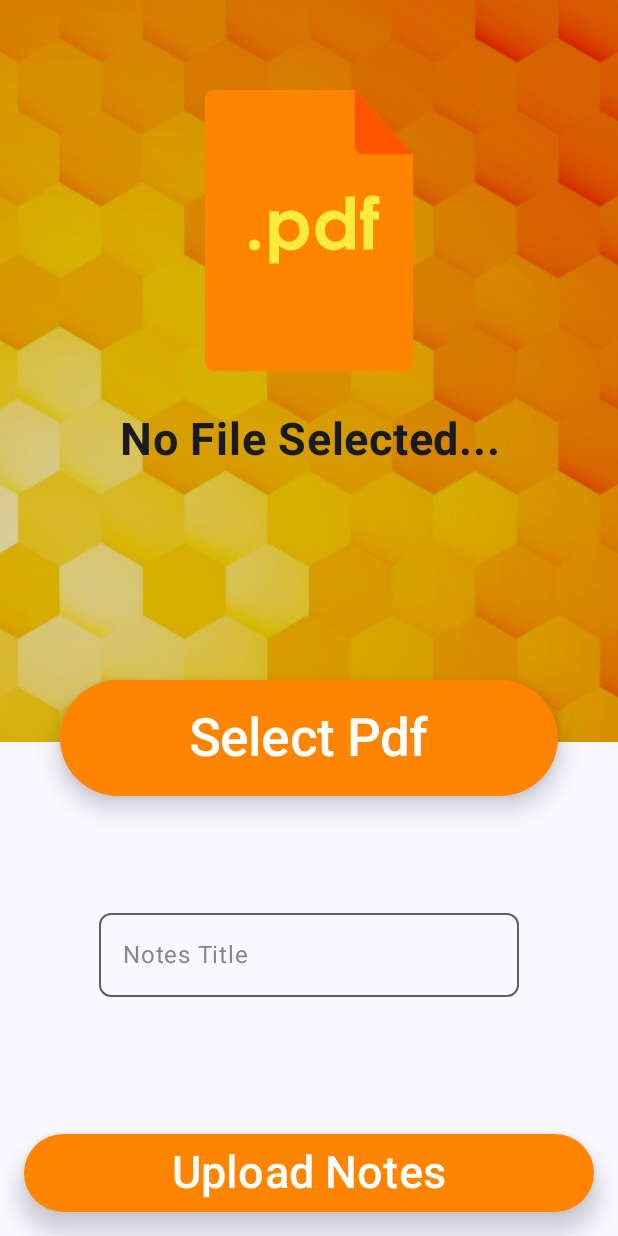
After one commit to Shreyansh1563/NotesHive, an Android app built with Jetpack Compose: the composable UploadScreen called with empty values, on a phone screen of 412 x 824 dp. The commit adds this screen. Run offline under Robolectric (Android 15) with nearby library versions, the phone set to English and light mode, and no system bars; our stand-ins replace Firebase (no records; nobody signed in at launch, a user with empty details on screens opened directly).

Commit message:
forth commit upload feature added

```diff
--- a/app/src/main/java/com/example/noteshive/navigation/AppNavigationItems.kt
+++ b/app/src/main/java/com/example/noteshive/navigation/AppNavigationItems.kt
@@ -5,4 +5,5 @@ sealed class AppNavigationItems(val route: String) {
     object YearSelectionScreen: AppNavigationItems(route = "yearSelection")
     object SubjectSelectionScreen: AppNavigationItems(route = "subjectSelection")
     object NotesSelectionScreen: AppNavigationItems(route= "notesSelection")
+    object UploadScreen: AppNavigationItems(route = "uploadScreen")
 }
--- /dev/null
+++ b/app/src/main/java/com/example/noteshive/screens/UploadScreen.kt
@@ -0,0 +1,257 @@
+package com.example.noteshive.screens
+
+import android.util.Log
+import androidx.activity.compose.rememberLauncherForActivityResult
+import androidx.activity.result.contract.ActivityResultContracts
+import androidx.compose.foundation.Image
+import androidx.compose.foundation.background
+import androidx.compose.foundation.clickable
+import androidx.compose.foundation.layout.Arrangement
+import androidx.compose.foundation.layout.Box
+import androidx.compose.foundation.layout.Column
+import androidx.compose.foundation.layout.Spacer
+import androidx.compose.foundation.layout.fillMaxHeight
+import androidx.compose.foundation.layout.fillMaxSize
+import androidx.compose.foundation.layout.fillMaxWidth
+import androidx.compose.foundation.layout.height
+import androidx.compose.foundation.layout.offset
+import androidx.compose.foundation.layout.padding
+import androidx.compose.foundation.layout.size
+import androidx.compose.foundation.shape.RoundedCornerShape
+import androidx.compose.material.icons.Icons
+import androidx.compose.material.icons.filled.ArrowDropDown
+import androidx.compose.material.icons.filled.KeyboardArrowUp
+import androidx.compose.material3.Button
+import androidx.compose.material3.ButtonDefaults
+import androidx.compose.material3.ButtonElevation
+import androidx.compose.material3.CircularProgressIndicator
+import androidx.compose.material3.DropdownMenu
+import androidx.compose.material3.DropdownMenuItem
+import androidx.compose.material3.ExperimentalMaterial3Api
+import androidx.compose.material3.Icon
+import androidx.compose.material3.OutlinedTextField
+import androidx.compose.material3.Text
+import androidx.compose.runtime.Composable
+import androidx.compose.runtime.collectAsState
+import androidx.compose.runtime.getValue
+import androidx.compose.runtime.mutableStateOf
+import androidx.compose.runtime.remember
+import androidx.compose.runtime.setValue
+import androidx.compose.ui.Alignment
+import androidx.compose.ui.Modifier
+import androidx.compose.ui.graphics.Color
+import androidx.compose.ui.graphics.ColorFilter
+import androidx.compose.ui.graphics.graphicsLayer
+import androidx.compose.ui.input.pointer.motionEventSpy
+import androidx.compose.ui.layout.ContentScale
+import androidx.compose.ui.modifier.modifierLocalConsumer
+import androidx.compose.ui.res.colorResource
+import androidx.compose.ui.res.painterResource
+import androidx.compose.ui.text.font.FontWeight
+import androidx.compose.ui.text.style.TextAlign
+import androidx.compose.ui.tooling.preview.Preview
+import androidx.compose.ui.unit.dp
+import androidx.compose.ui.unit.sp
+import androidx.lifecycle.viewmodel.compose.viewModel
+import com.example.noteshive.R
+import com.example.noteshive.viewModel.UploadScreenViewModel
+
+@Composable
+fun UploadScreen(modifier: Modifier = Modifier, subjectCode: String, viewModel: UploadScreenViewModel = viewModel()) { //, viewModel: UploadScreenViewModel = viewModel()) {
+    val title by viewModel.title.collectAsState()
+    val uri by viewModel.uri.collectAsState()
+    val isUploading by viewModel.isUploading.collectAsState()
+    val launcher = rememberLauncherForActivityResult(ActivityResultContracts.GetContent()) {
+        viewModel.setUri(it)
+    }
+    viewModel.subjectCode = subjectCode
+//    Log.d("mine", subjectCode)
+
+    Box(
+        modifier = modifier.fillMaxSize()
+    ) {
+        Box(
+            modifier = Modifier
+                .fillMaxWidth()
+                .fillMaxHeight(.6f)
+                .background(color = Color.Black)
+        ) {
+            Image(
+                painter = painterResource(R.drawable.honeycomb_background),
+                contentDescription = "background image",
+                contentScale = ContentScale.FillHeight,
+                modifier = Modifier.fillMaxSize().graphicsLayer(alpha = .85f)
+            )
+            Column(
+                modifier = Modifier.fillMaxSize(),
+                horizontalAlignment = Alignment.CenterHorizontally
+            ) {
+                Image(
+                    painter = painterResource(R.drawable.icon_354352),
+                    contentDescription = "file logo",
+                    contentScale = ContentScale.Fit,
+                    modifier = Modifier
+                        .fillMaxWidth()
+                        .fillMaxHeight(.5f)
+                        .padding(top = 60.dp)
+                )
+                Spacer(modifier = Modifier.height(10.dp))
+                Text(
+                    modifier = Modifier
+                        .fillMaxWidth()
+                        .padding(18.dp),
+                    text = uri?.toString()?: "No File Selected...",
+                    fontWeight = FontWeight.Bold,
+                    fontSize = 30.sp,
+                    textAlign = TextAlign.Center
+                )
+            }
+        }
+
+        Column(
+            modifier = modifier.fillMaxSize(),
+            horizontalAlignment = Alignment.CenterHorizontally
+        ) {
+            Spacer(modifier = Modifier.fillMaxHeight(.55f))
+            Button(
+                onClick = {launcher.launch("application/pdf")},
+                modifier = Modifier
+                    .fillMaxWidth()
+                    .padding(horizontal = 40.dp),
+                colors = ButtonDefaults.buttonColors(containerColor = colorResource(R.color.yellow)),
+                elevation = ButtonDefaults.buttonElevation(defaultElevation = 9.dp)
+            ) {
+                Text(
+                    text = "Select Pdf",
+                    fontSize = 35.sp,
+                    modifier = Modifier.padding(10.dp),
+                )
+            }
+            Spacer(Modifier.height(70.dp))
+            OutlinedTextField(
+                value = title,
+                onValueChange = {viewModel.setTitle(it)},
+                label = { Text("Notes Title", color = Color.Gray) },
+                shape = RoundedCornerShape(8.dp),
+            )
+            if(isUploading){
+                CircularProgressIndicator(modifier.height(30.dp), color = Color.White)
+            }
+        }
+        Button(
+            modifier = Modifier
+                .align(Alignment.BottomCenter)
+                .fillMaxWidth()
+                .padding(16.dp),
+            colors = ButtonDefaults.buttonColors(containerColor = colorResource(R.color.yellow)),
+            elevation = ButtonDefaults.buttonElevation(defaultElevation = 8.dp),
+            onClick = {viewModel.uploadPdf()}
+        ) {
+            Text("Upload Notes", fontSize = 30.sp)
+        }
+    }
+}
+
+//    Column(
+//        modifier = modifier.fillMaxSize(),
+//        verticalArrangement = Arrangement.Center,
+//        horizontalAlignment = Alignment.CenterHorizontally
+//    ) {
+//        OutlinedTextField(
+//            value = title,
+//            modifier = Modifier
+//                .fillMaxWidth()
+//                .padding(16.dp),
+//            onValueChange = {viewModel.setTitle(it)},
+//            label = {Text("Title")}
+//        )
+//        Spinner(
+//            options = viewModel.subjectCodes,
+//            selectedOption = viewModel.subjectCode,
+//            onOptionSelected = {
+//                viewModel.subjectCode = it
+//                Log.d("mine", viewModel.subjectCode)
+//            },
+//            label = "SubjectCode"
+//        )
+//        Text(
+//            modifier = Modifier
+//                .fillMaxWidth()
+//                .padding(16.dp),
+//            text = uri?.toString() ?: "No Data",
+//            textAlign = TextAlign.Center
+//        )
+//        Button(
+//            onClick = {
+//                launcher.launch("application/pdf")
+//            }
+//        ) {
+//            Text("Pick Pdf")
+//        }
+//        Button(
+//            onClick = {
+//                viewModel.uploadPdf()
+//            }
+//        ){
+//            if(isUploading) CircularProgressIndicator(modifier.height(30.dp), color = Color.White)
+//            else Text("Upload Pdf")
+//        }
+//    }
+//}
+//
+//
+//
+//@OptIn(ExperimentalMaterial3Api::class)
+//@Composable
+//fun Spinner(
+//    options: List<String>,
+//    selectedOption: String,
+//    onOptionSelected: (String) -> Unit,
+//    modifier: Modifier = Modifier,
+//    label: String = ""
+//) {
+//    var expanded by remember { mutableStateOf(false) }
+//    var currentSelectedItem by remember { mutableStateOf(selectedOption) }
+//
+//    Column(modifier = modifier) {
+//        OutlinedTextField(
+//            value = currentSelectedItem,
+//            onValueChange = {},
+//            readOnly = true,
+//            label = { Text(label) },
+//            modifier = Modifier
+//                .fillMaxWidth()
+//                .clickable { expanded = true }, // Enable clicking on the text field
+//            trailingIcon = { // Use trailing icon to show dropdown
+//                Icon(
+//                    imageVector = if (expanded) Icons.Filled.KeyboardArrowUp else Icons.Filled.ArrowDropDown,
+//                    contentDescription = "Dropdown Icon",
+//                    modifier = Modifier.clickable { expanded = !expanded }
+//                )
+//            }
+//        )
+//        DropdownMenu(
+//            expanded = expanded,
+//            onDismissRequest = { expanded = false },
+//            modifier = Modifier.fillMaxWidth()
+//        ) {
+//            options.forEach { item ->
+//                DropdownMenuItem(
+//                    text = { Text(text = item, textAlign = TextAlign.Center) },
+//                    onClick = {
+//                        currentSelectedItem = item
+//                        onOptionSelected(item)
+//                        expanded = false
+//                    }
+//                )
+//            }
+//        }
+//    }
+//}
+
+
+//@Preview(showBackground = true)
+//@Composable
+//private fun View() {
+//    UploadScreen()
+//}
--- a/app/src/main/java/com/example/noteshive/viewModel/OptionsViewModel.kt
+++ b/app/src/main/java/com/example/noteshive/viewModel/OptionsViewModel.kt
@@ -29,7 +29,7 @@ class OptionsViewModel : ViewModel() {
 
     private var selectedBranch: BranchModel? = null
     private var selectedYear: YearModel? = null
-    private var selectedSubject: SubjectModel? = null
+    var selectedSubject: SubjectModel? = null
 
 
     val branchData: List<BranchModel> = _branchData
@@ -82,6 +82,7 @@ class OptionsViewModel : ViewModel() {
         _notesCollection!!.addSnapshotListener{value, error->
             if(error == null){
                 val  dbData = value?.toObjects(NotesModel:: class.java)
+                _notesData.clear()
                 _notesData.addAll(dbData!!)
             }
         }
@@ -110,7 +111,6 @@ class OptionsViewModel : ViewModel() {
 
     fun subjectSelected(it: SubjectModel){
         selectedSubject = it
-        _notesData.clear()
         loadNotesData()
     }
 }
--- /dev/null
+++ b/app/src/main/res/drawable/icon_354352.xml
@@ -0,0 +1,18 @@
+<vector xmlns:android="http://schemas.android.com/apk/res/android"
+    android:width="17.7dp"
+    android:height="23.9dp"
+    android:viewportWidth="3089"
+    android:viewportHeight="4171">
+  <path
+      android:pathData="m124,0h2098l867,952v3083c0,75 -56,136 -124,136h-2841c-68,0 -124,-61 -124,-136v-3899c0,-75 56,-136 124,-136z"
+      android:fillColor="#FF8400"
+      android:fillType="evenOdd"/>
+  <path
+      android:pathData="m3089,952h-743c-68,0 -124,-61 -124,-136v-816l867,952z"
+      android:fillColor="#FF5500"
+      android:fillType="evenOdd"/>
+  <path
+      android:pathData="m734,2219c23,0 42,8 58,24 16,15 24,35 24,57 0,23 -8,42 -24,58 -16,17 -35,25 -58,25 -22,0 -42,-8 -58,-25 -16,-16 -24,-35 -24,-58 0,-22 8,-42 24,-57 16,-16 36,-24 58,-24zM1098,1801v62c26,-25 54,-45 84,-57 30,-13 62,-19 96,-19 74,0 137,28 189,83 52,56 77,128 77,216 0,84 -26,155 -80,211 -54,57 -117,86 -190,86 -33,0 -64,-6 -92,-18s-56,-31 -84,-57v268h-142v-775h142zM1248,1917c-45,0 -82,16 -112,46 -29,31 -44,71 -44,120 0,50 15,91 44,122 30,32 67,47 112,47 43,0 80,-16 109,-47 30,-32 45,-72 45,-121s-15,-89 -44,-120 -66,-47 -110,-47zM2083,1581h142v788h-142v-61c-28,27 -56,45 -84,57s-59,18 -91,18c-74,0 -137,-29 -191,-86 -54,-56 -80,-127 -80,-211 0,-88 26,-160 77,-216 52,-55 115,-83 189,-83 35,0 67,6 97,19s57,32 83,57v-282zM1933,1917c-45,0 -81,16 -110,47 -30,31 -44,71 -44,120s15,89 44,121c30,31 67,47 110,47 45,0 82,-15 112,-47 29,-31 44,-72 44,-122 0,-49 -15,-89 -44,-120 -30,-30 -67,-46 -112,-46zM2301,1801h50c1,-75 2,-119 4,-132 4,-31 17,-56 39,-74 23,-19 54,-28 95,-28 30,0 63,7 100,21v108c-21,-6 -37,-9 -51,-9 -16,0 -28,4 -36,11 -6,5 -8,16 -8,32l-1,71h90v120h-89v448h-143v-448h-50v-120z"
+      android:fillColor="#FFEB3B"
+      android:fillType="nonZero"/>
+</vector>
--- a/app/src/main/res/values/colors.xml
+++ b/app/src/main/res/values/colors.xml
@@ -7,4 +7,6 @@
     <color name="teal_700">#FF018786</color>
     <color name="black">#FF000000</color>
     <color name="white">#FFFFFFFF</color>
+<!--    <color name="yellow">#FF4CAF50</color>-->
+    <color name ="yellow">#FF8400</color>
 </resources>
--- a/gradle/libs.versions.toml
+++ b/gradle/libs.versions.toml
@@ -1,5 +1,5 @@
 [versions]
-agp = "8.7.3"
+agp = "8.9.0"
 kotlin = "2.0.0"
 coreKtx = "1.15.0"
 junit = "4.13.2"
```
Also changed, not shown: app/src/main/java/com/example/noteshive/MainActivity.kt (+13 -3 lines), app/src/main/java/com/example/noteshive/navigation/AppNavigation.kt (+14 -5 lines), app/src/main/java/com/example/noteshive/screens/NotesScreen.kt (+22 -3 lines), app/src/main/java/com/example/noteshive/viewModel/ImageViewModel.kt (deleted, +0 -33 lines), app/src/main/java/com/example/noteshive/viewModel/UploadScreenViewModel.kt (added, +79 -0 lines), app/src/main/res/drawable/background.png (added), app/src/main/res/drawable/file_icon.png (added), app/src/main/res/drawable/honeycomb_background.png (added), gradle/wrapper/gradle-wrapper.properties.
